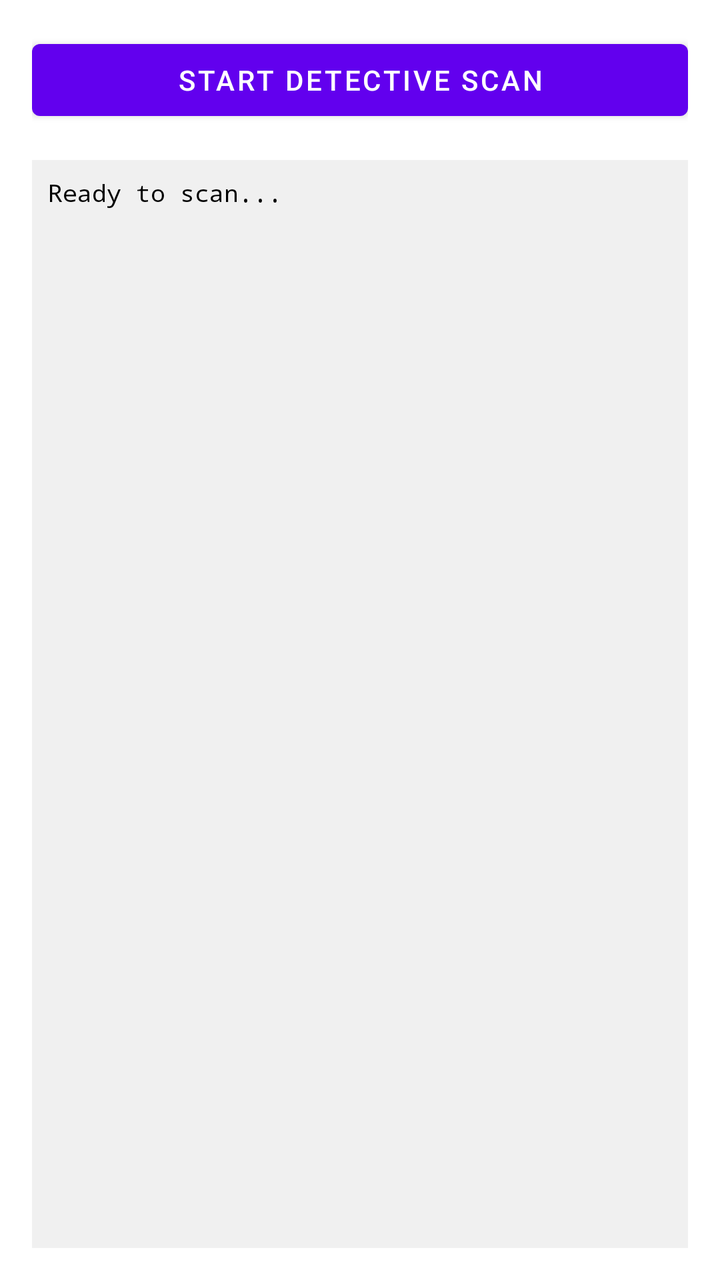
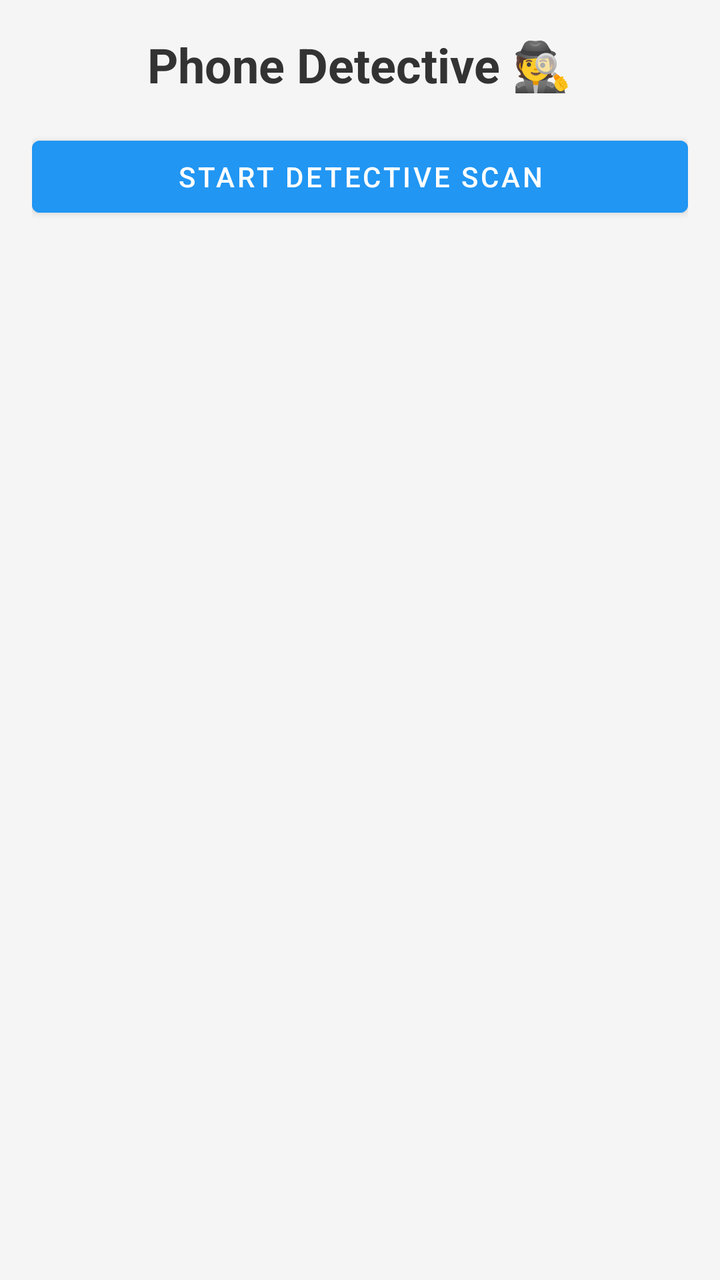

An Android layout rendered at two revisions. The XML below is the earlier revision; the diff shows what the commit changed to produce the second picture.
<!-- AndroidManifest.xml: application theme Theme.MaterialComponents.DayNight -->
<!-- res/layout/activity_main.xml -->
<?xml version="1.0" encoding="utf-8"?>
<LinearLayout xmlns:android="http://schemas.android.com/apk/res/android"
    android:layout_width="match_parent"
    android:layout_height="match_parent"
    android:orientation="vertical"
    android:padding="16dp">

    <Button
        android:id="@+id/btnScan"
        android:layout_width="match_parent"
        android:layout_height="wrap_content"
        android:text="Start Detective Scan"
        android:layout_marginBottom="16dp"/>

    <ScrollView
        android:id="@+id/scrollView"
        android:layout_width="match_parent"
        android:layout_height="0dp"
        android:layout_weight="1"
        android:background="#F0F0F0"
        android:padding="8dp">

        <TextView
            android:id="@+id/tvLog"
            android:layout_width="match_parent"
            android:layout_height="wrap_content"
            android:text="Ready to scan..."
            android:textColor="#000000"
            android:fontFamily="monospace"
            android:textSize="12sp" />

    </ScrollView>
</LinearLayout>
<!-- resources referenced by this layout -->
<resources>

</resources>

<!-- the commit's change to res/layout/activity_main.xml (unified diff, before → after) -->
@@ -3,31 +3,33 @@
     android:layout_width="match_parent"
     android:layout_height="match_parent"
     android:orientation="vertical"
+    android:background="#F5F5F5"
     android:padding="16dp">
+
+    <TextView
+        android:layout_width="wrap_content"
+        android:layout_height="wrap_content"
+        android:text="Phone Detective 🕵️"
+        android:textSize="24sp"
+        android:textStyle="bold"
+        android:layout_gravity="center_horizontal"
+        android:layout_marginBottom="16dp"
+        android:textColor="#333333"/>
 
     <Button
         android:id="@+id/btnScan"
         android:layout_width="match_parent"
         android:layout_height="wrap_content"
         android:text="Start Detective Scan"
-        android:layout_marginBottom="16dp"/>
+        android:backgroundTint="#2196F3"
+        android:textColor="#FFFFFF"
+        android:layout_marginBottom="8dp"/>
 
-    <ScrollView
-        android:id="@+id/scrollView"
+    <androidx.recyclerview.widget.RecyclerView
+        android:id="@+id/recyclerView"
         android:layout_width="match_parent"
         android:layout_height="0dp"
         android:layout_weight="1"
-        android:background="#F0F0F0"
-        android:padding="8dp">
+        android:scrollbars="vertical" />
 
-        <TextView
-            android:id="@+id/tvLog"
-            android:layout_width="match_parent"
-            android:layout_height="wrap_content"
-            android:text="Ready to scan..."
-            android:textColor="#000000"
-            android:fontFamily="monospace"
-            android:textSize="12sp" />
-
-    </ScrollView>
 </LinearLayout>
